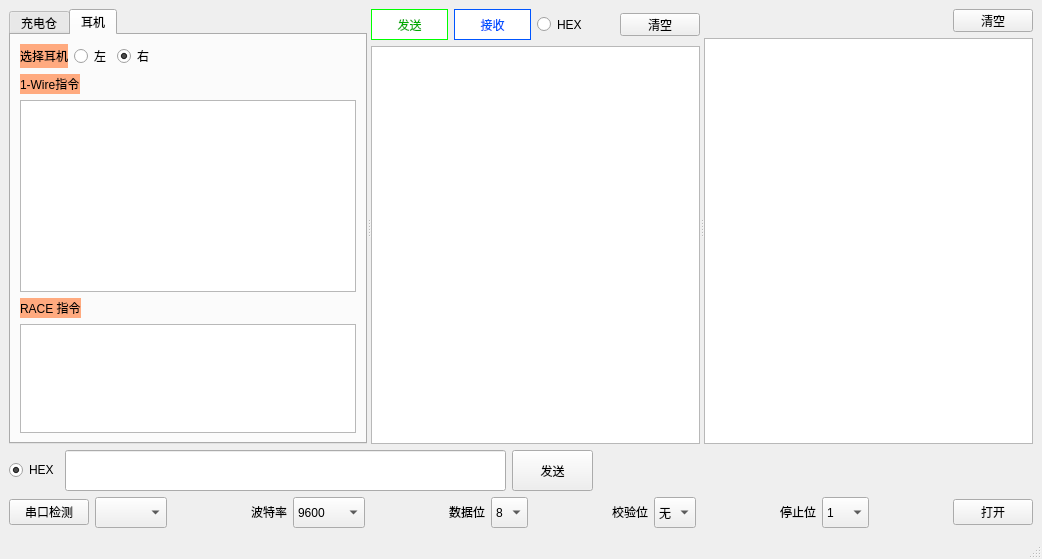
Qt form mainwindow.ui (LinZephyr/mew_tw200_test) before a commit.
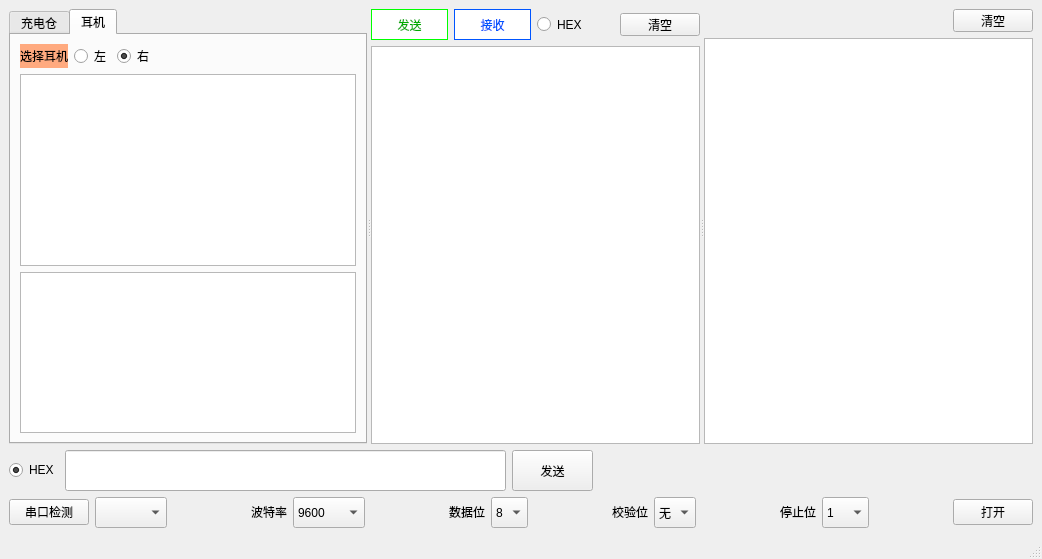
The same form after that commit. Icons and pictures are not drawn.

Commit message: <perf>  调整耳机测试项目框,去掉"1-wire命令" 和"RACE命令" label.

```diff
--- a/mainwindow.ui
+++ b/mainwindow.ui
@@ -316,34 +316,6 @@
            </item>
           </layout>
          </item>
-         <item>
-          <layout class="QHBoxLayout" name="horizontalLayout_12">
-           <item>
-            <widget class="QLabel" name="onewire_lbl">
-             <property name="styleSheet">
-              <string notr="true">font: 10pt &quot;黑体&quot;;
-background-color: rgb(255, 170, 127);</string>
-             </property>
-             <property name="text">
-              <string>1-Wire指令</string>
-             </property>
-            </widget>
-           </item>
-           <item>
-            <spacer name="horizontalSpacer_3">
-             <property name="orientation">
-              <enum>Qt::Horizontal</enum>
-             </property>
-             <property name="sizeHint" stdset="0">
-              <size>
-               <width>40</width>
-               <height>20</height>
-              </size>
-             </property>
-            </spacer>
-           </item>
-          </layout>
-         </item>
          <item>
           <widget class="QTableWidget" name="onewire_tbl">
            <property name="sizePolicy">
@@ -363,50 +335,9 @@
            </property>
           </widget>
          </item>
-         <item>
-          <layout class="QHBoxLayout" name="horizontalLayout_10">
-           <item>
-            <widget class="QLabel" name="race_lbl">
-             <property name="styleSheet">
-              <string notr="true">font: 10pt &quot;黑体&quot;;
-background-color: rgb(255, 170, 127);</string>
-             </property>
-             <property name="text">
-              <string>RACE 指令</string>
-             </property>
-            </widget>
-           </item>
-           <item>
-            <spacer name="horizontalSpacer_4">
-             <property name="orientation">
-              <enum>Qt::Horizontal</enum>
-             </property>
-             <property name="sizeHint" stdset="0">
-              <size>
-               <width>40</width>
-               <height>20</height>
-              </size>
-             </property>
-            </spacer>
-           </item>
-          </layout>
-         </item>
          <item>
           <widget class="QTableWidget" name="race_tbl"/>
          </item>
-         <item>
-          <spacer name="verticalSpacer_2">
-           <property name="orientation">
-            <enum>Qt::Vertical</enum>
-           </property>
-           <property name="sizeHint" stdset="0">
-            <size>
-             <width>20</width>
-             <height>40</height>
-            </size>
-           </property>
-          </spacer>
-         </item>
         </layout>
        </widget>
       </widget>
```
